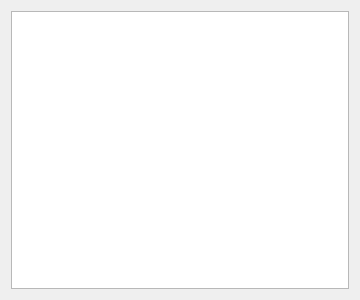
This is otoklim_dialog_project_progress.ui in geoenvo/otoklim as Qt 5 draws it before an edit. The edited form follows.
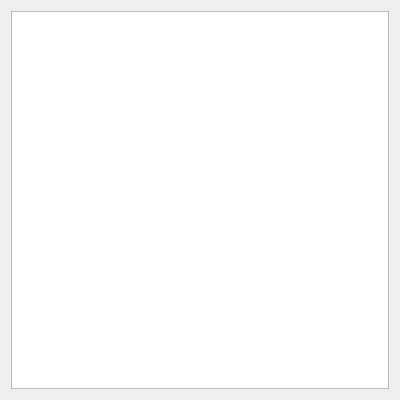
This is the edited form.

Patch:
```diff
--- a/otoklim_dialog_project_progress.ui
+++ b/otoklim_dialog_project_progress.ui
@@ -6,8 +6,8 @@
    <rect>
     <x>0</x>
     <y>0</y>
-    <width>360</width>
-    <height>300</height>
+    <width>400</width>
+    <height>400</height>
    </rect>
   </property>
   <property name="sizePolicy">
@@ -18,16 +18,22 @@
   </property>
   <property name="minimumSize">
    <size>
-    <width>360</width>
-    <height>300</height>
+    <width>400</width>
+    <height>400</height>
    </size>
   </property>
   <property name="maximumSize">
    <size>
-    <width>360</width>
-    <height>300</height>
+    <width>400</width>
+    <height>400</height>
    </size>
   </property>
+  <property name="font">
+   <font>
+    <family>Calibri</family>
+    <pointsize>12</pointsize>
+   </font>
+  </property>
   <property name="windowTitle">
    <string>Create Project..</string>
   </property>
@@ -37,7 +43,7 @@
      <property name="font">
       <font>
        <family>Calibri</family>
-       <pointsize>12</pointsize>
+       <pointsize>13</pointsize>
       </font>
      </property>
      <property name="selectionMode">
```
